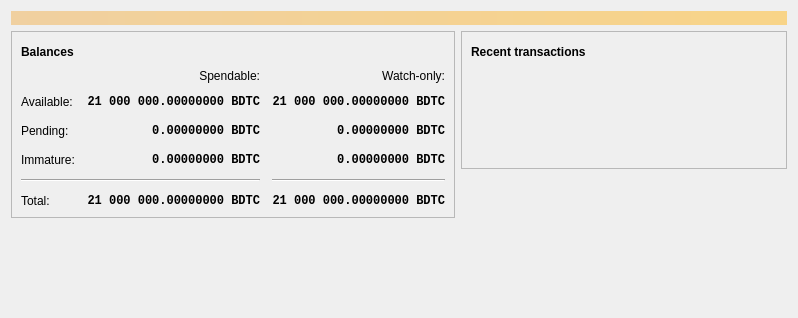
First picture: the form in src/qt/forms/overviewpage.ui, repository bdtchain/bdtcoin, before the edit.
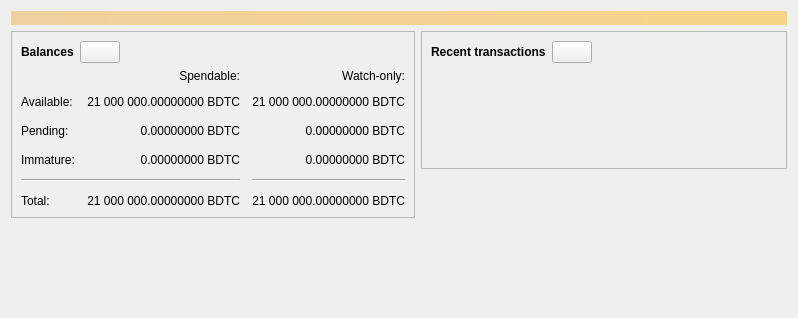
Second picture: the form after the edit. Icons and pictures are not drawn. Custom widgets are drawn as their Qt base class.

```diff
--- a/src/qt/forms/overviewpage.ui
+++ b/src/qt/forms/overviewpage.ui
@@ -68,7 +68,7 @@
               </property>
               <property name="maximumSize">
                <size>
-                <width>30</width>
+                <width>45</width>
                 <height>16777215</height>
                </size>
               </property>
@@ -89,9 +89,6 @@
                 <height>24</height>
                </size>
               </property>
-              <property name="flat">
-               <bool>true</bool>
-              </property>
              </widget>
             </item>
             <item>
@@ -116,13 +113,6 @@
             </property>
             <item row="2" column="2">
              <widget class="QLabel" name="labelWatchPending">
-              <property name="font">
-               <font>
-                <family>Monospace</family>
-                <weight>75</weight>
-                <bold>true</bold>
-               </font>
-              </property>
               <property name="cursor">
                <cursorShape>IBeamCursor</cursorShape>
               </property>
@@ -142,13 +132,6 @@
             </item>
             <item row="2" column="1">
              <widget class="QLabel" name="labelUnconfirmed">
-              <property name="font">
-               <font>
-                <family>Monospace</family>
-                <weight>75</weight>
-                <bold>true</bold>
-               </font>
-              </property>
               <property name="cursor">
                <cursorShape>IBeamCursor</cursorShape>
               </property>
@@ -168,13 +151,6 @@
             </item>
             <item row="3" column="2">
              <widget class="QLabel" name="labelWatchImmature">
-              <property name="font">
-               <font>
-                <family>Monospace</family>
-                <weight>75</weight>
-                <bold>true</bold>
-               </font>
-              </property>
               <property name="cursor">
                <cursorShape>IBeamCursor</cursorShape>
               </property>
@@ -227,13 +203,6 @@
             </item>
             <item row="3" column="1">
              <widget class="QLabel" name="labelImmature">
-              <property name="font">
-               <font>
-                <family>Monospace</family>
-                <weight>75</weight>
-                <bold>true</bold>
-               </font>
-              </property>
               <property name="cursor">
                <cursorShape>IBeamCursor</cursorShape>
               </property>
@@ -273,13 +242,6 @@
             </item>
             <item row="5" column="1">
              <widget class="QLabel" name="labelTotal">
-              <property name="font">
-               <font>
-                <family>Monospace</family>
-                <weight>75</weight>
-                <bold>true</bold>
-               </font>
-              </property>
               <property name="cursor">
                <cursorShape>IBeamCursor</cursorShape>
               </property>
@@ -299,13 +261,6 @@
             </item>
             <item row="5" column="2">
              <widget class="QLabel" name="labelWatchTotal">
-              <property name="font">
-               <font>
-                <family>Monospace</family>
-                <weight>75</weight>
-                <bold>true</bold>
-               </font>
-              </property>
               <property name="cursor">
                <cursorShape>IBeamCursor</cursorShape>
               </property>
@@ -342,13 +297,6 @@
             </item>
             <item row="1" column="1">
              <widget class="QLabel" name="labelBalance">
-              <property name="font">
-               <font>
-                <family>Monospace</family>
-                <weight>75</weight>
-                <bold>true</bold>
-               </font>
-              </property>
               <property name="cursor">
                <cursorShape>IBeamCursor</cursorShape>
               </property>
@@ -368,13 +316,6 @@
             </item>
             <item row="1" column="2">
              <widget class="QLabel" name="labelWatchAvailable">
-              <property name="font">
-               <font>
-                <family>Monospace</family>
-                <weight>75</weight>
-                <bold>true</bold>
-               </font>
-              </property>
               <property name="cursor">
                <cursorShape>IBeamCursor</cursorShape>
               </property>
@@ -462,7 +403,7 @@
               </property>
               <property name="maximumSize">
                <size>
-                <width>30</width>
+                <width>45</width>
                 <height>16777215</height>
                </size>
               </property>
@@ -483,9 +424,6 @@
                 <height>24</height>
                </size>
               </property>
-              <property name="flat">
-               <bool>true</bool>
-              </property>
              </widget>
             </item>
             <item>
```
